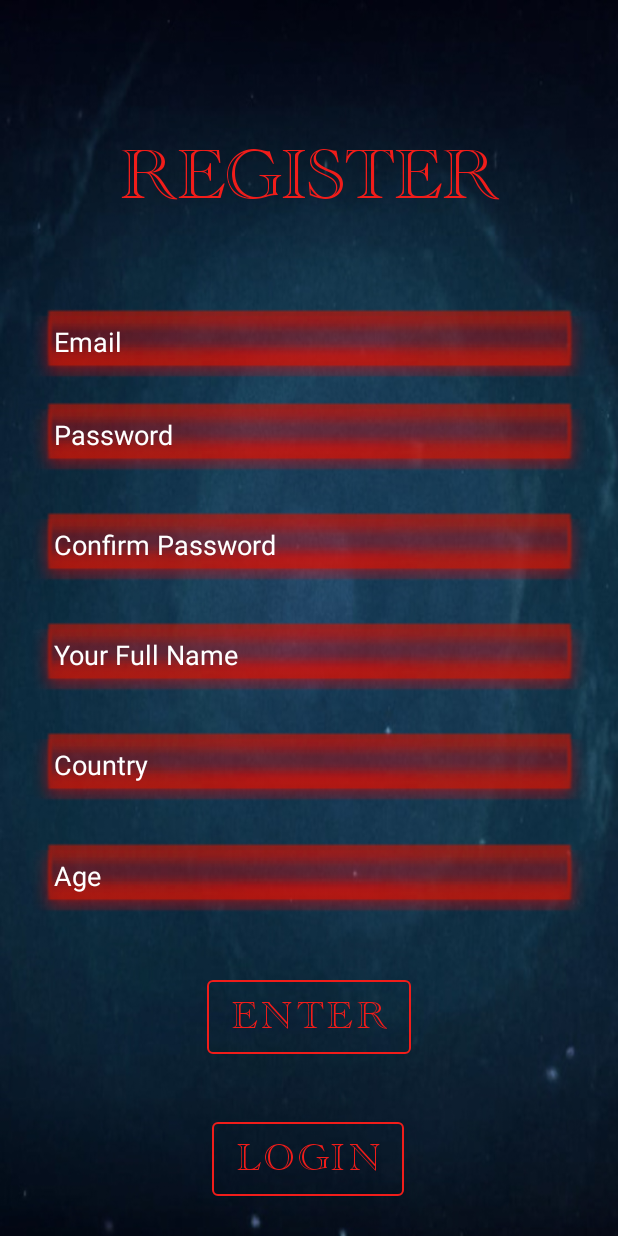
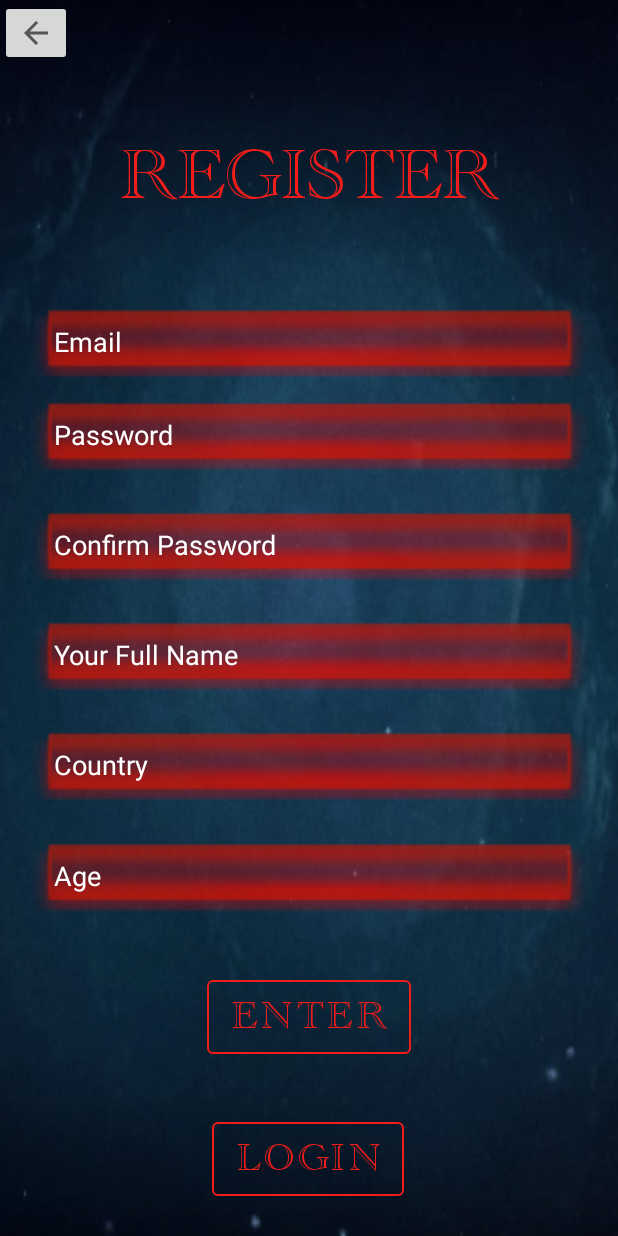
Before and after one commit to emegit120/favorite-things, an Android app: the fragment editdata shown on its own in the app's theme, on a phone screen of 412 x 824 dp. Run offline under Robolectric (Android 15) with nearby library versions, the phone set to English and light mode, and no system bars.

Commit message:
Telas feitas - alteracões Fabio

```diff
--- a/app/src/main/res/layout/editdata.xml
+++ b/app/src/main/res/layout/editdata.xml
@@ -8,6 +8,13 @@
     tools:context=".cadastro">
 
     <!-- TODO: Update blank fragment layout -->
+    <ImageButton
+        android:id="@+id/imageButton"
+        android:layout_width="wrap_content"
+        android:layout_height="wrap_content"
+        android:src="?attr/homeAsUpIndicator"
+        tools:layout_editor_absoluteX="330dp"
+        tools:layout_editor_absoluteY="33dp" />
 
     <TextView
         android:id="@+id/textView"
```
